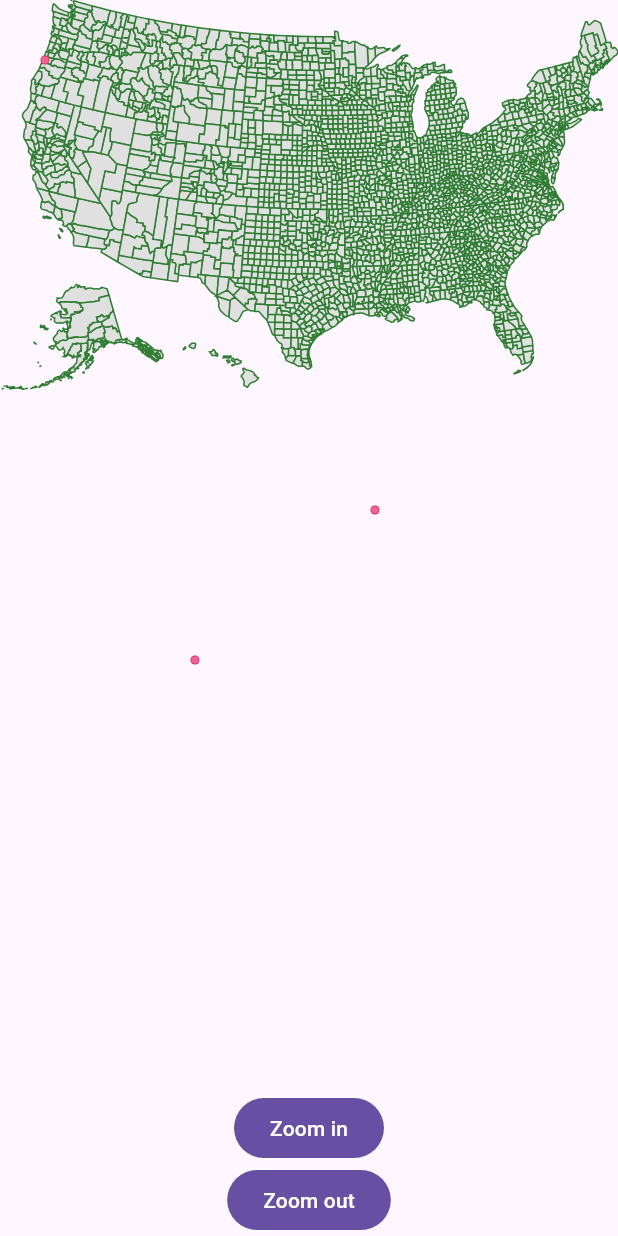
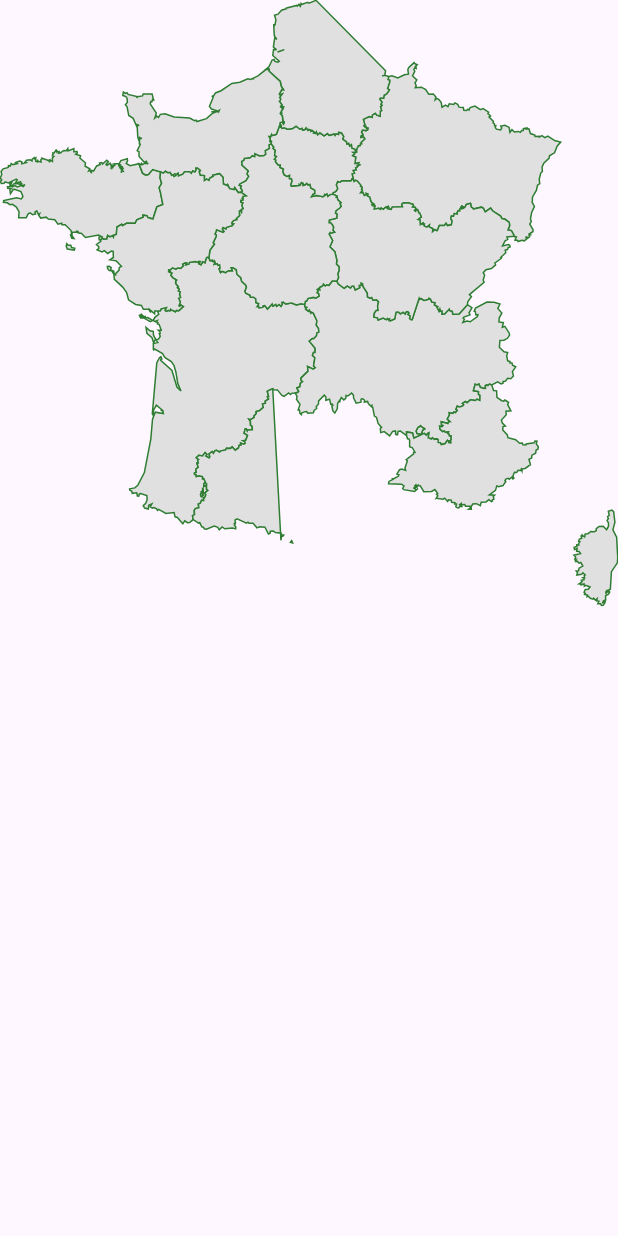
Before and after one commit to ClementBeal/interactive_country_map, a Flutter app: the screen it shows after launch, on a phone screen of 412 x 824 dp. Run offline on Flutter 3.47's test engine with Material 3 defaults, Android fonts, the phone set to English and light mode, and no system bars; project files that could hold a hidden picture were left out.

Commit message:
fix some maps

```diff
--- a/example/lib/main.dart
+++ b/example/lib/main.dart
@@ -14,7 +14,7 @@ class MyApp extends StatefulWidget {
 
 class _MyAppState extends State<MyApp> {
   String? selectedRegion;
-  MapEntity map = MapEntity.usaAllCounties;
+  MapEntity map = MapEntity.franceNew;
   double _currentScale = 1.0;
 
   @override
@@ -63,17 +63,17 @@ class _MyAppState extends State<MyApp> {
                   maxScale: 4,
                   initialScale: _currentScale,
                   currentScale: _currentScale,
-                  markers: [
-                    MarkerGroup(
-                      borderColor: Colors.pink.shade600,
-                      backgroundColor: Colors.pink.shade300,
-                      markers: [
-                        Marker(x: 30, y: 40),
-                        Marker(x: 130, y: 440),
-                        Marker(x: 250, y: 340),
-                      ],
-                    ),
-                  ],
+                  // markers: [
+                  //   MarkerGroup(
+                  //     borderColor: Colors.pink.shade600,
+                  //     backgroundColor: Colors.pink.shade300,
+                  //     markers: [
+                  //       Marker(x: 30, y: 40),
+                  //       Marker(x: 130, y: 440),
+                  //       Marker(x: 250, y: 340),
+                  //     ],
+                  //   ),
+                  // ],
                 ),
               ),
               // if (selectedRegion != null)
@@ -81,26 +81,26 @@ class _MyAppState extends State<MyApp> {
               //     "Selected area: $selectedRegion",
               //     style: Theme.of(context).textTheme.displaySmall,
               //   ),
-              FilledButton(
-                onPressed: () {
-                  setState(() {
-                    if (_currentScale <= 8) {
-                      _currentScale += 1;
-                    }
-                  });
-                },
-                child: const Text("Zoom in"),
-              ),
-              FilledButton(
-                onPressed: () {
-                  setState(() {
-                    if (_currentScale - 1 > 0) {
-                      _currentScale -= 1;
-                    }
-                  });
-                },
-                child: const Text("Zoom out"),
-              ),
+              // FilledButton(
+              //   onPressed: () {
+              //     setState(() {
+              //       if (_currentScale <= 8) {
+              //         _currentScale += 1;
+              //       }
+              //     });
+              //   },
+              //   child: const Text("Zoom in"),
+              // ),
+              // FilledButton(
+              //   onPressed: () {
+              //     setState(() {
+              //       if (_currentScale - 1 > 0) {
+              //         _currentScale -= 1;
+              //       }
+              //     });
+              //   },
+              //   child: const Text("Zoom out"),
+              // ),
             ],
           ),
         ),
--- a/lib/src/svg/svg_parser.dart
+++ b/lib/src/svg/svg_parser.dart
@@ -1,30 +1,52 @@
 import 'package:flutter/material.dart';
 import 'package:xml/xml.dart';
 
-class Point {
+sealed class Point {
+  final bool isRelative;
+
+  Point({required this.isRelative});
+}
+
+class ClosePoint extends Point {
+  ClosePoint({required super.isRelative});
+}
+
+class RelativePoint {
   final double x;
   final double y;
 
-  Point({required this.x, required this.y});
-}
-
-class ClosePoint extends Point {
-  ClosePoint() : super(x: 0, y: 0);
+  RelativePoint({required this.x, required this.y});
 }
 
 class MovePoint extends Point {
-  final List<Point> relativePoints;
+  final List<RelativePoint> relativePoints;
+
+  final double x;
+  final double y;
 
   MovePoint(this.relativePoints,
-      {required super.x, required super.y, required this.isRelative});
-
-  final bool isRelative;
+      {required this.x, required this.y, required super.isRelative});
 }
 
 class LinePoint extends Point {
-  LinePoint({required super.x, required super.y, required this.isRelative});
+  LinePoint(this.relativePoints,
+      {required this.x, required this.y, required super.isRelative});
 
-  final bool isRelative;
+  final double x;
+  final double y;
+  final List<RelativePoint> relativePoints;
+}
+
+class CurvePoint extends Point {
+  CurvePoint(
+      {required this.a,
+      required this.b,
+      required this.c,
+      required super.isRelative});
+
+  final RelativePoint a;
+  final RelativePoint b;
+  final RelativePoint c;
 }
 
 class SvgPath {
@@ -35,7 +57,11 @@ class SvgPath {
   Path toPath({Size? originalMapSize, Size? maxSize}) {
     final path = Path();
     for (var point in points) {
-      if (point is MovePoint) {
+      switch (point) {
+        case ClosePoint m:
+          path.close();
+
+        case MovePoint point:
           // because the path is relative, we only add the offset to the first point
           if (point.isRelative) {
             path.relativeMoveTo(point.x, point.y);
@@ -43,17 +69,25 @@ class SvgPath {
             path.moveTo(point.x, point.y);
           }
 
-        for (var point in point.relativePoints) {
-          path.relativeLineTo(point.x, point.y);
+          for (var relativePoint in point.relativePoints) {
+            path.relativeLineTo(relativePoint.x, relativePoint.y);
           }
-      } else if (point is ClosePoint) {
-        path.close();
-      } else if (point is LinePoint) {
+          break;
+        case LinePoint point:
           if (point.isRelative) {
             path.relativeLineTo(point.x, point.y);
           } else {
             path.lineTo(point.x, point.y);
           }
+        case CurvePoint point:
+          if (point.isRelative) {
+            path.relativeCubicTo(point.a.x, point.a.y, point.b.x, point.b.y,
+                point.c.x, point.c.y);
+          } else {
+            path.cubicTo(point.a.x, point.a.y, point.b.x, point.b.y, point.c.x,
+                point.c.y);
+          }
+          break;
       }
     }
 
@@ -139,7 +173,7 @@ class SvgParser {
     final pathString = element.getAttribute("d")!;
 
     path = pathString
-        .replaceAllMapped(RegExp(r"(\S)?([mlhvzMLHVZ])"), (match) {
+        .replaceAllMapped(RegExp(r"(\S)?([mlhvzcMLHVZC])"), (match) {
           if (match.group(1) != null) {
             return "${match.group(1)} ${match.group(2)} ";
           }
@@ -167,9 +201,10 @@ class SvgParser {
         );
 
         while (i + 1 < path.length &&
-            !["m", "z", "l", "v", "h"].contains(path[i + 1].toLowerCase())) {
+            !["m", "z", "l", "v", "h", "c"]
+                .contains(path[i + 1].toLowerCase())) {
           final point = path[++i].split(",");
-          final newPoint = Point(
+          final newPoint = RelativePoint(
             x: double.parse(point[0]),
             y: double.parse(point[1]),
           );
@@ -179,25 +214,76 @@ class SvgParser {
 
         newSvgPath.points.add(movePoints);
       } else if (token == "z") {
-        newSvgPath.points.add(ClosePoint());
+        newSvgPath.points.add(ClosePoint(isRelative: false));
       } else if (token == "l" || token == "L") {
         final coordinates = path[++i].split(",");
-        newSvgPath.points.add(LinePoint(
+        final newLinePoint = LinePoint(
+          [],
           x: double.parse(coordinates[0]),
           y: double.parse(coordinates[1]),
           isRelative: token == "l",
-        ));
+        );
+
+        while (i + 1 < path.length &&
+            !["m", "z", "l", "v", "h", "c"]
+                .contains(path[i + 1].toLowerCase())) {
+          final point = path[++i].split(",");
+          final newPoint = RelativePoint(
+            x: double.parse(point[0]),
+            y: double.parse(point[1]),
+          );
+          newLinePoint.relativePoints.add(newPoint);
+        }
+
+        newSvgPath.points.add(newLinePoint);
       } else if (token == "v" || token == "V") {
         final coordinates = path[++i];
-        newSvgPath.points.add(
-          LinePoint(
-              x: -1, y: double.parse(coordinates), isRelative: token == "v"),
+
+        final newLinePoint = LinePoint([],
+            x: -1, y: double.parse(coordinates), isRelative: token == "v");
+
+        while (i + 1 < path.length &&
+            !["m", "z", "l", "v", "h", "c"]
+                .contains(path[i + 1].toLowerCase())) {
+          final point = path[++i].split(",");
+          final newPoint = RelativePoint(
+            x: double.parse(point[0]),
+            y: double.parse(point[1]),
           );
+          newLinePoint.relativePoints.add(newPoint);
+        }
+
+        newSvgPath.points.add(newLinePoint);
       } else if (token == "h" || token == "H") {
         final coordinates = path[++i];
-        newSvgPath.points.add(LinePoint(
+        newSvgPath.points.add(LinePoint([],
             x: double.parse(coordinates), isRelative: token == "h", y: 0));
+      } else if (token == "c" || token == "C") {
+        final point1 = path[i + 1].split(",");
+        final point2 = path[i + 2].split(",");
+        final point3 = path[i + 3].split(",");
+
+        i += 3;
+
+        newSvgPath.points.add(
+          CurvePoint(
+            a: RelativePoint(
+              x: double.parse(point1[0]),
+              y: double.parse(point1[1]),
+            ),
+            b: RelativePoint(
+              x: double.parse(point2[0]),
+              y: double.parse(point2[1]),
+            ),
+            c: RelativePoint(
+              x: double.parse(point3[0]),
+              y: double.parse(point3[1]),
+            ),
+            isRelative: token == "c",
+          ),
+        );
       } else {
+        print(path);
         throw Exception("Cannot parse this path. Unknown token $token");
       }
     }
```
Also changed, not shown: 1 other file. Lines whose indentation alone changed are shown as unchanged.
